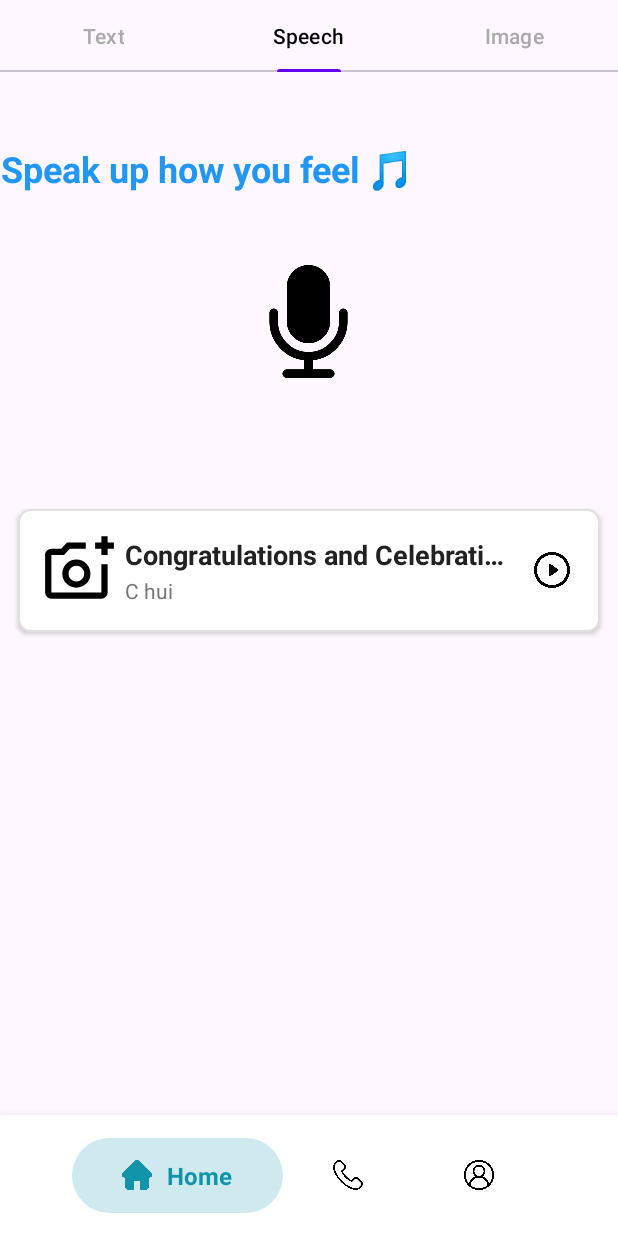
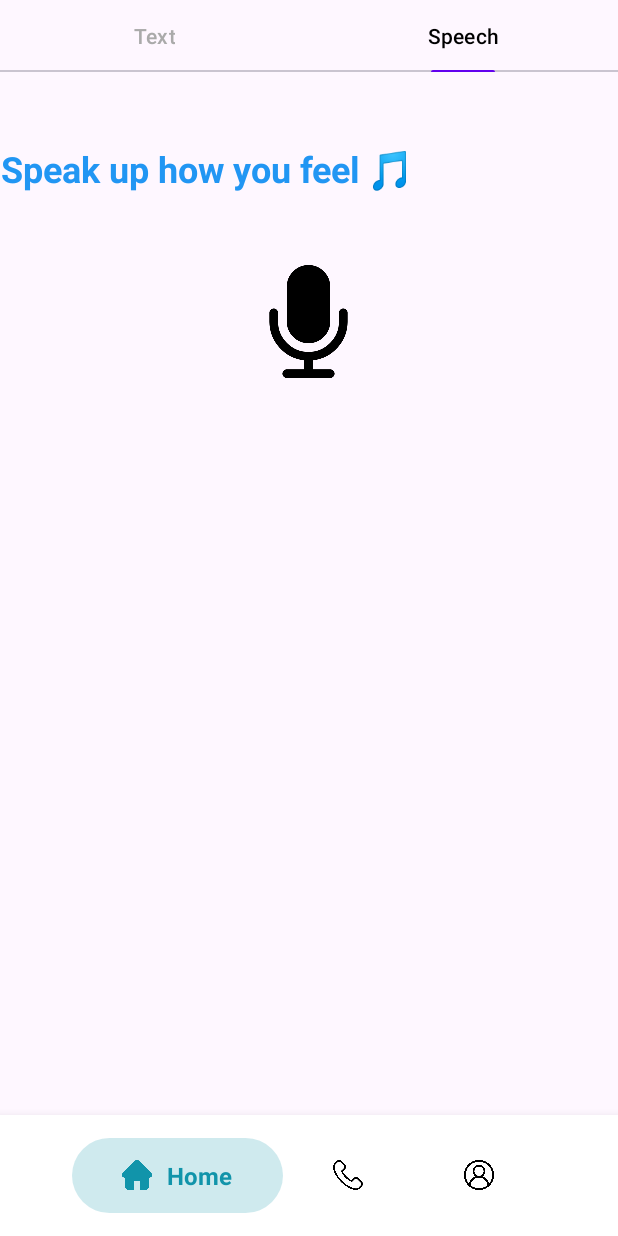
Before and after one commit to Aditya122221/MindMelody, an Android app: the HomeFragment screen opened directly, with no data from a screen before it, tab 2 chosen, on a phone screen of 412 x 824 dp. Run offline under Robolectric (Android 15) with nearby library versions, the light colour scheme and no system bars; libraries missing offline, so code that uses them is left out: com.google.ai.client.

Commit message:
Remove Image tab from HomeFragment and update ViewPagerAdapter; adjust tab indicator height in fragment_home.xml

```diff
--- a/app/src/main/java/com/example/mindmelody/HomeFragment.kt
+++ b/app/src/main/java/com/example/mindmelody/HomeFragment.kt
@@ -38,7 +38,6 @@ class HomeFragment : Fragment() {
                         tab.text = when (position) {
                                 0 -> "Text"
                                 1 -> "Speech"
-                                2 -> "Image"
                                 else -> ""
                         }
                 }.attach()
--- a/app/src/main/java/com/example/mindmelody/SpeechFragment.kt
+++ b/app/src/main/java/com/example/mindmelody/SpeechFragment.kt
@@ -55,9 +55,6 @@ class SpeechFragment : Fragment(), SongAdapter.OnSongClickListener {
                         layoutManager = LinearLayoutManager(requireContext())
                         adapter = songAdapter
                 }
-
-                songs.add(Song("g8IMMoXEarg", "Congratulations and Celebration", "https://i.ytimg.com/vi/g8IMMoXEarg/mqdefault.jpg", "C hui"))
-                songAdapter.notifyDataSetChanged()
 
                 binding.btnSpeech.setOnClickListener {
                         startSpeechRecognition()
--- a/app/src/main/java/com/example/mindmelody/TextFragment.kt
+++ b/app/src/main/java/com/example/mindmelody/TextFragment.kt
@@ -49,9 +49,6 @@ class TextFragment : Fragment(), SongAdapter.OnSongClickListener{
                         layoutManager = LinearLayoutManager(requireContext())
                         adapter = songAdapter
                 }
-
-                songs.add(Song("g8IMMoXEarg", "Congratulations and Celebration", "https://i.ytimg.com/vi/g8IMMoXEarg/mqdefault.jpg", "C hui"))
-                songAdapter.notifyDataSetChanged()
 
 
                 binding.btnGetSuggestion.setOnClickListener {
--- a/app/src/main/java/com/example/mindmelody/ViewPageAdapter.kt
+++ b/app/src/main/java/com/example/mindmelody/ViewPageAdapter.kt
@@ -4,7 +4,7 @@ import androidx.fragment.app.Fragment
 import androidx.viewpager2.adapter.FragmentStateAdapter
 
 class ViewPageAdapter(fragment: Fragment) : FragmentStateAdapter(fragment) {
-        private val fragments = listOf(TextFragment(), SpeechFragment(), ImageFragment())
+        private val fragments : List<Fragment> = listOf(TextFragment(), SpeechFragment())
 
         override fun getItemCount(): Int {
                 return fragments.count()
--- a/app/src/main/res/layout/fragment_home.xml
+++ b/app/src/main/res/layout/fragment_home.xml
@@ -19,7 +19,7 @@
             android:layout_width="match_parent"
             android:layout_height="wrap_content"
             app:tabIndicatorColor="@color/primary_color"
-            app:tabIndicatorHeight="2dp"
+            app:tabIndicatorHeight="1dp"
             app:tabSelectedTextColor="@android:color/black"
             app:tabTextColor="@android:color/darker_gray"
             app:tabMode="fixed"
```
